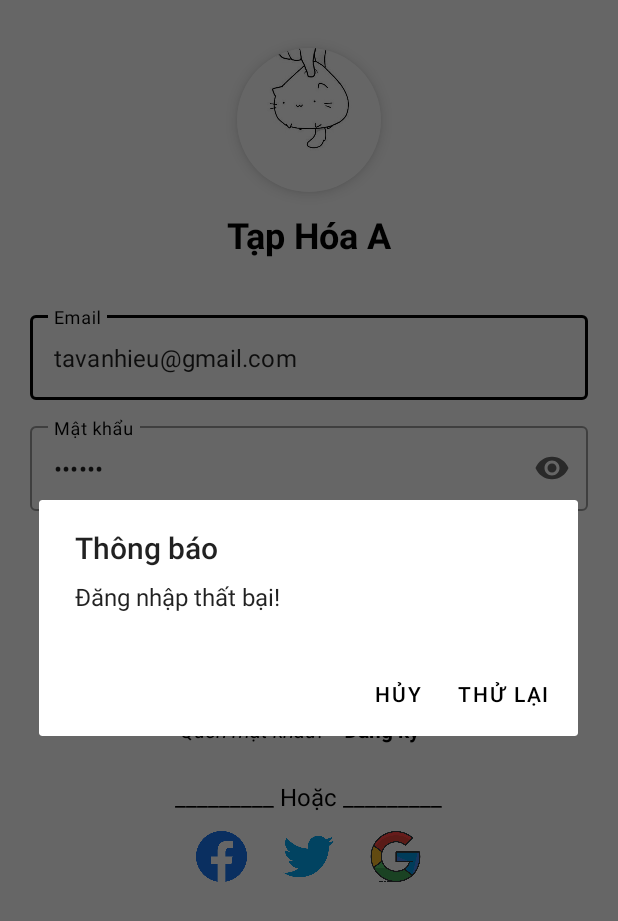
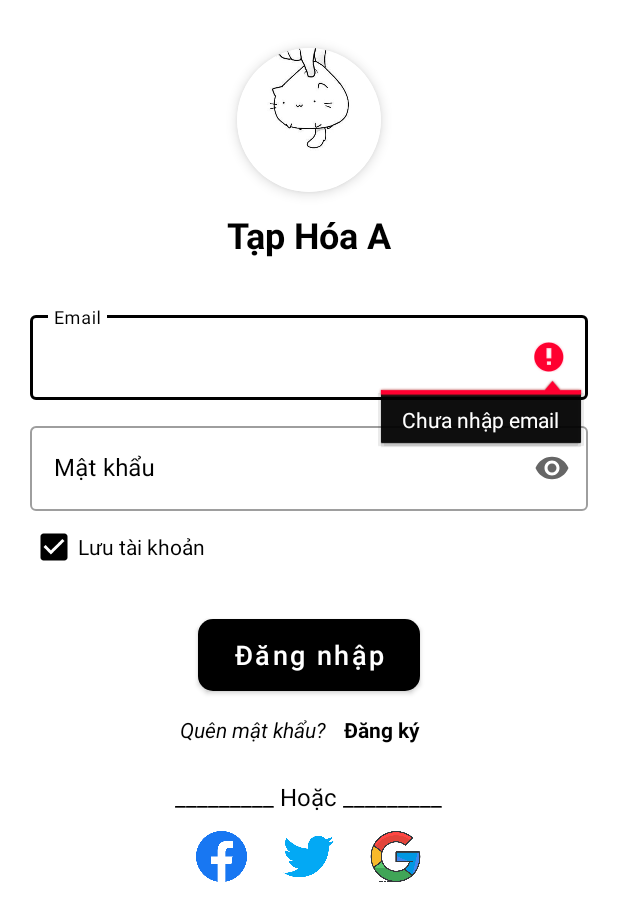
Before and after one commit to hi-uta27/QuanLyTapHoa, an Android app: the screen it shows after launch (LoginActivity), after a tap on "Đăng nhập", on a phone screen of 412 x 824 dp. Shown: the top 921 px of the screen. Run offline under Robolectric (Android 15) with nearby library versions, the phone set to English and light mode, and no system bars; 1 other tap on this screen came first.

Commit message:
action checkBox to save account login

```diff
--- a/QuanLyTapHoa/app/src/main/java/com/tavanhieu/quanlytaphoa/activities/login/presentations/LoginActivity.kt
+++ b/QuanLyTapHoa/app/src/main/java/com/tavanhieu/quanlytaphoa/activities/login/presentations/LoginActivity.kt
@@ -1,6 +1,8 @@
 package com.tavanhieu.quanlytaphoa.activities.login.presentations
 
+import android.annotation.SuppressLint
 import android.content.Intent
+import android.content.SharedPreferences
 import android.util.Patterns
 import android.view.View
 import android.widget.Button
@@ -24,6 +26,11 @@ class LoginActivity : BaseActivity() {
     private lateinit var progressBar: ProgressBar
 
     private val authenticationUseCase: AuthenticationUseCase by lazy { AuthenticationUseCaseImpl() }
+    private val sharedPreferences: SharedPreferences by lazy {
+        getSharedPreferences("LoginActivity_Account", MODE_PRIVATE)
+    }
+
+    // MARK: - Function System
 
     override fun setContentView() {
         setContentView(R.layout.activity_login)
@@ -40,15 +47,44 @@ class LoginActivity : BaseActivity() {
 
     override fun configLayout() {
         handleClickOnView()
+
+        // update account if save account
+        emailEditText.setText(sharedPreferences.getString("Email", ""))
+        passwordEditText.setText(sharedPreferences.getString("Password", ""))
+        val email = emailEditText.text.trim().toString()
+        if (!(email == "" || email.isEmpty())) {
+            rememberAccountCheckBox.isChecked = true
+        }
     }
 
     private fun handleClickOnView() {
         loginButton.setOnClickListener { handleLogin() }
+        rememberAccountCheckBox.setOnClickListener { saveAccountLogin() }
+    }
+
+    override fun onPause() {
+        super.onPause()
+        saveAccountLogin()
+    }
+
+    // MARK: - Function Created
+
+    @SuppressLint("CommitPrefEdits")
+    private fun saveAccountLogin() {
+        if (rememberAccountCheckBox.isChecked) {
+            sharedPreferences.edit().putString("Email", emailEditText.text.trim().toString())
+                .apply()
+            sharedPreferences.edit().putString("Password", passwordEditText.text.trim().toString())
+                .apply()
+        } else {
+            sharedPreferences.edit().remove("Email").apply()
+            sharedPreferences.edit().remove("Password").apply()
+        }
     }
 
     private fun handleLogin() {
-        if (checkNullOrEmptyWithText(emailEditText, "Chưa nhập email")
-            && checkNullOrEmptyWithText(passwordEditText, "Chưa nhập mật khẩu")
+        if (!handleNullOrEmptyWithText(emailEditText, "Chưa nhập email")
+            && !handleNullOrEmptyWithText(passwordEditText, "Chưa nhập mật khẩu")
         ) {
             val email = emailEditText.text.trim().toString()
             val password = passwordEditText.text.trim().toString()
@@ -74,7 +110,7 @@ class LoginActivity : BaseActivity() {
     }
 
     private fun loginFailure() {
-        showErrorDialog("Thông báo","Đăng nhập thất bại!", "Thử lại") {
+        showErrorDialog("Thông báo", "Đăng nhập thất bại!", "Thử lại") {
             handleLogin()
         }
     }
--- a/QuanLyTapHoa/app/src/main/java/com/tavanhieu/quanlytaphoa/commons/base/BaseActivity.kt
+++ b/QuanLyTapHoa/app/src/main/java/com/tavanhieu/quanlytaphoa/commons/base/BaseActivity.kt
@@ -22,14 +22,14 @@ abstract class BaseActivity : AppCompatActivity() {
         Toast.makeText(this, message, Toast.LENGTH_SHORT).show()
     }
 
-    fun <T : TextView> checkNullOrEmptyWithText(view: T, textError: String): Boolean {
+    fun <T : TextView> handleNullOrEmptyWithText(view: T, textError: String): Boolean {
         val text = view.text.trim().toString()
         if (text == "" || text.isEmpty()) {
             view.error = textError
             view.requestFocus()
-            return false
+            return true
         }
-        return true
+        return false
     }
 }
 
--- a/QuanLyTapHoa/app/src/main/res/layout/activity_login.xml
+++ b/QuanLyTapHoa/app/src/main/res/layout/activity_login.xml
@@ -9,6 +9,8 @@
     tools:context=".activities.login.presentations.LoginActivity">
 
     <androidx.constraintlayout.widget.ConstraintLayout
+        android:focusable="true"
+        android:focusableInTouchMode="true"
         android:layout_width="match_parent"
         android:layout_height="match_parent">
 
@@ -70,7 +72,6 @@
                     android:freezesText="false"
                     android:maxLines="1"
                     android:singleLine="true"
-                    android:text="tavanhieu@gmail.com"
                     tools:ignore="TextContrastCheck" />
             </com.google.android.material.textfield.TextInputLayout>
 
@@ -93,7 +94,6 @@
                     android:maxLines="1"
                     android:paddingEnd="36dp"
                     android:singleLine="true"
-                    android:text="123456"
                     android:textColorHint="#757575"
                     tools:ignore="RtlSymmetry,TextContrastCheck" />
             </com.google.android.material.textfield.TextInputLayout>
```
